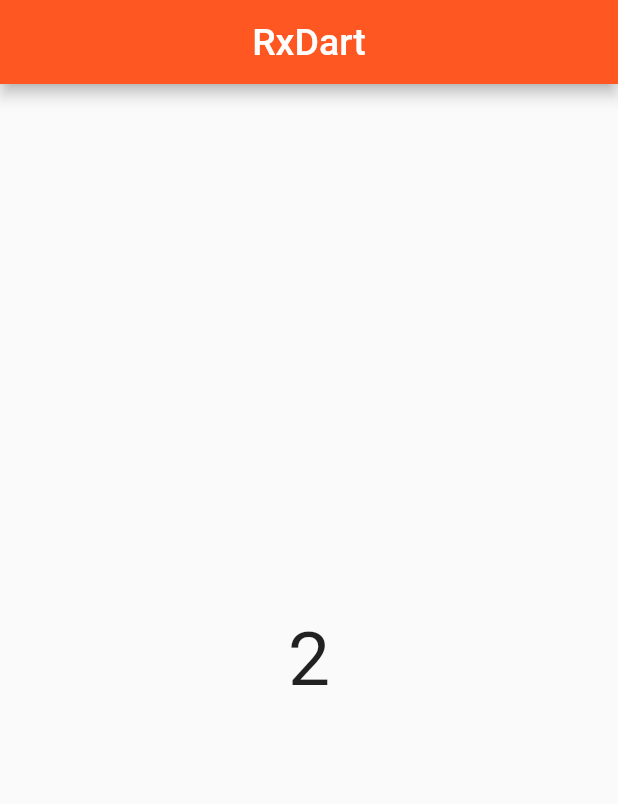
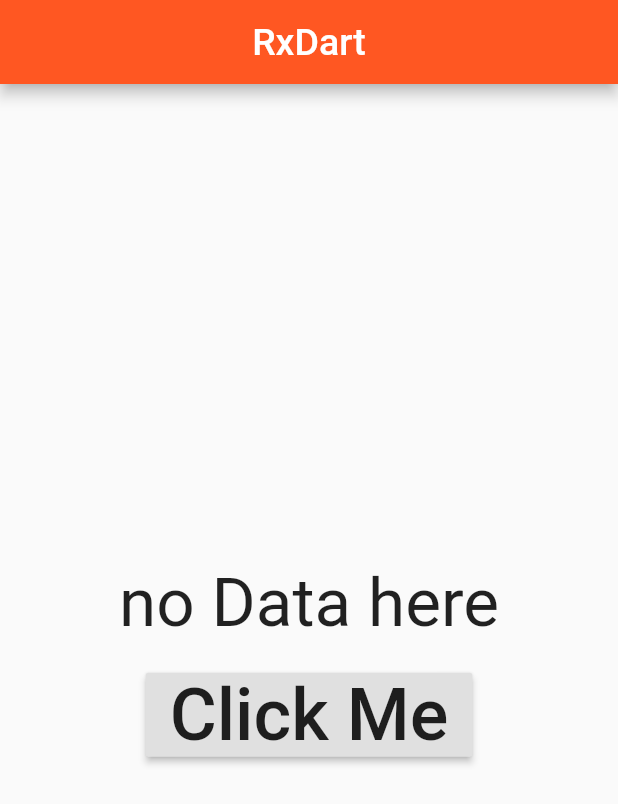
Before and after one commit to kosbaship/rx_dart, a Flutter app: the screen it shows after launch, on a phone screen of 412 x 824 dp. Shown: the top 804 px of the screen. Run offline on Flutter 3.47's test engine with Material 2 defaults, Android fonts, the phone set to English and light mode, and no system bars.

Commit message:
Use StreamController To Consume Data (Out & In)

```diff
--- a/lib/main.dart
+++ b/lib/main.dart
@@ -1,3 +1,6 @@
+import 'dart:async';
+import 'dart:math';
+
 import 'package:flutter/material.dart';
 
 void main() {
@@ -18,15 +21,22 @@ class MyApp extends StatelessWidget {
   }
 }
 
-Stream<int> getNumbers() async* {
-  for(int i = 1; i <= 4; i ++){
-    yield i;
-    await Future.delayed(Duration(seconds: 3));
+class HomeModel {
+  final StreamController<int> _numbersController = StreamController<int>.broadcast();
+  Stream<int> get outNumbers => _numbersController.stream;
+  Sink<int> get inNumbers => _numbersController.sink;
+
+  void dispose (){
+    _numbersController.close();
   }
 }
 
 
+
 class MyHomePage extends StatelessWidget {
+
+  final model = HomeModel();
+
   @override
   Widget build(BuildContext context) {
     return Scaffold(
@@ -38,19 +48,57 @@ class MyHomePage extends StatelessWidget {
         centerTitle: true,
       ),
       body: Center(
-        child: StreamBuilder<int>(
-          stream: getNumbers()
-            .where((event) => event == 2 ),
-          builder: (context, snapshot) {
-            return Text(
-              snapshot.hasData ? snapshot.data.toString() :"no Data here",
-              style: TextStyle(
-                fontSize: 50.0
-              ),
-            );
-          }
+        child: Column(
+          mainAxisAlignment: MainAxisAlignment.center,
+          children: [
+          ReadStreamWidget(model),
+          SizedBox(
+            height: 20.0,
+          ),
+          AddStreamWidget(model)
+          ],
         ),
       ),
     );
   }
 }
+
+class AddStreamWidget extends StatelessWidget {
+  const AddStreamWidget(this._model);
+
+  final HomeModel _model;
+
+  @override
+  Widget build(BuildContext context) {
+    return RaisedButton(
+      child: Text('Click Me',
+        style: TextStyle(
+            fontSize: 48.0
+        ),),
+      onPressed: () {
+        _model.inNumbers.add(Random().nextInt(2000));
+      }
+      ,);
+  }
+}
+
+class ReadStreamWidget extends StatelessWidget {
+  const ReadStreamWidget(this._model);
+
+  final HomeModel _model;
+
+  @override
+  Widget build(BuildContext context) {
+    return StreamBuilder<int>(
+      stream: _model.outNumbers,
+      builder: (context, snapshot) {
+        return Text(
+          snapshot.hasData ? snapshot.data.toString() :"no Data here",
+        style: TextStyle(
+            fontSize: 45.0
+          ),
+        );
+      }
+    );
+  }
+}
```
